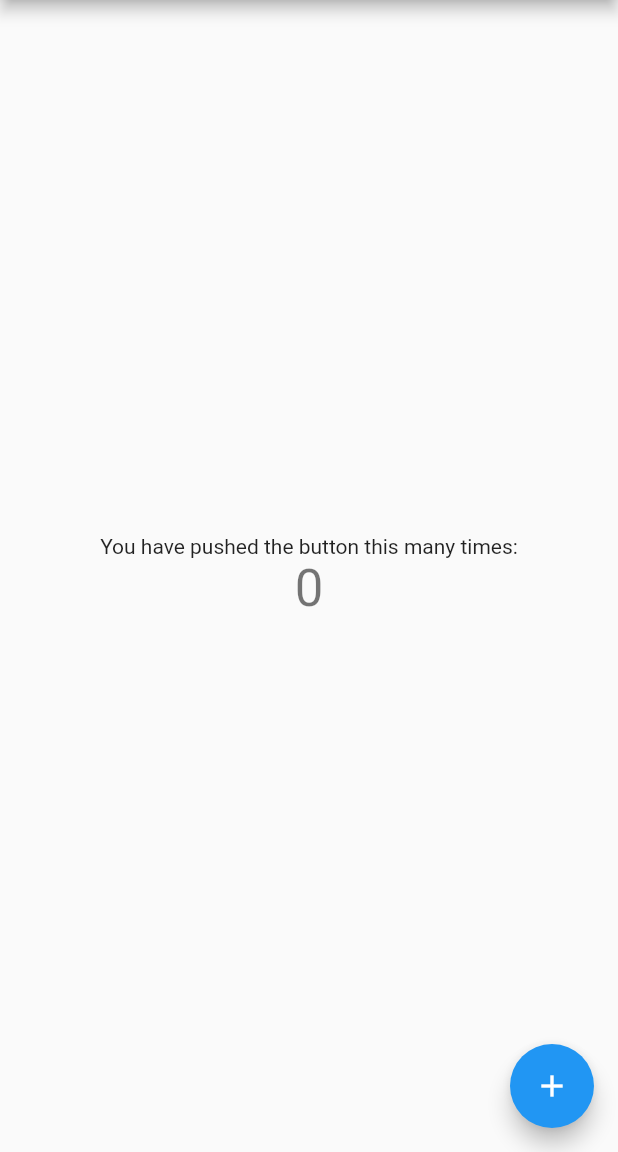
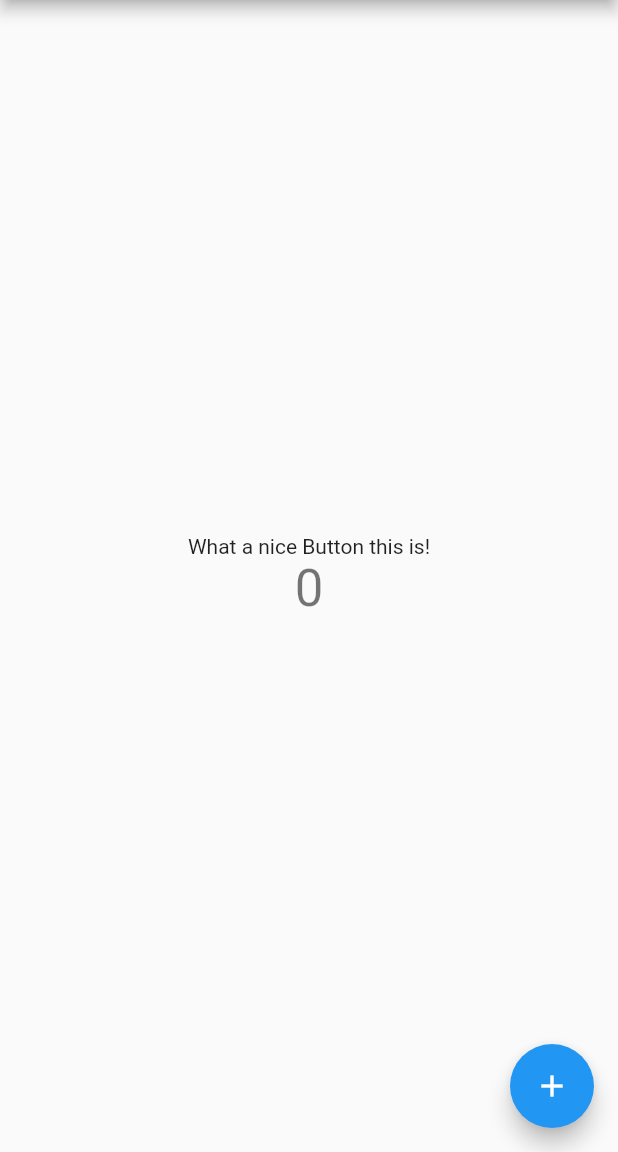
Before and after one commit to michaelreinprecht/holztechnik-reinprecht, a Flutter app: the screen it shows after launch, on a phone screen of 412 x 824 dp, the part 84-1236 px from its top. Run offline on Flutter 3.47's test engine with Material 2 defaults, Android fonts, the phone set to English and light mode, and no system bars.

```diff
--- a/lib/main.dart
+++ b/lib/main.dart
@@ -9,7 +9,7 @@ class MyApp extends StatelessWidget {
   @override
   Widget build(BuildContext context) {
     return MaterialApp(
-      title: 'Flutter Demo',
+      title: 'Holztechnik Reinprecht',
       theme: ThemeData(
         // This is the theme of your application.
         //
@@ -94,7 +94,7 @@ class _MyHomePageState extends State<MyHomePage> {
           mainAxisAlignment: MainAxisAlignment.center,
           children: <Widget>[
             Text(
-              'You have pushed the button this many times:',
+              'What a nice Button this is!',
             ),
             Text(
               '$_counter',
```
Also changed, not shown: firebase.json (added), 4 other files.
